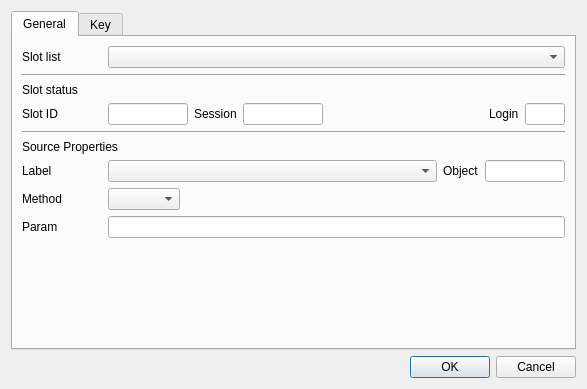
Before: the Qt Designer form CryptokiMan/derive_key_dlg.ui in jykim74/CryptokiMan, drawn with Qt 5.
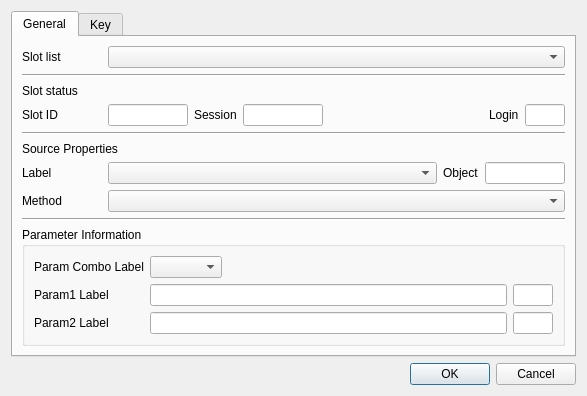
After: the same form once the commit is applied.

Commit message:
C_Derive 파라미터 정보 구조체 지원
ECDH1 AES, DES

Patch:
```diff
--- a/CryptokiMan/derive_key_dlg.ui
+++ b/CryptokiMan/derive_key_dlg.ui
@@ -223,21 +223,12 @@
          <property name="topMargin">
           <number>0</number>
          </property>
-         <item row="0" column="2">
-          <spacer name="horizontalSpacer_2">
-           <property name="orientation">
-            <enum>Qt::Horizontal</enum>
-           </property>
-           <property name="sizeHint" stdset="0">
-            <size>
-             <width>40</width>
-             <height>20</height>
-            </size>
-           </property>
-          </spacer>
-         </item>
          <item row="0" column="1">
-          <widget class="QComboBox" name="mSrcMethodCombo"/>
+          <widget class="QComboBox" name="mSrcMethodCombo">
+           <property name="sizeAdjustPolicy">
+            <enum>QComboBox::AdjustToContentsOnFirstShow</enum>
+           </property>
+          </widget>
          </item>
          <item row="0" column="0">
           <widget class="QLabel" name="label_9">
@@ -261,53 +252,125 @@
         </layout>
        </item>
        <item>
-        <layout class="QGridLayout" name="gridLayout_9">
+        <widget class="Line" name="line_5">
+         <property name="orientation">
+          <enum>Qt::Horizontal</enum>
+         </property>
+        </widget>
+       </item>
+       <item>
+        <widget class="QGroupBox" name="groupBox">
+         <property name="title">
+          <string>Parameter Information</string>
+         </property>
+         <layout class="QVBoxLayout" name="verticalLayout_4">
+          <item>
+           <layout class="QGridLayout" name="gridLayout_10">
          <property name="topMargin">
           <number>0</number>
          </property>
+            <item row="2" column="2">
+             <widget class="QLineEdit" name="mParam2LenText">
+              <property name="minimumSize">
+               <size>
+                <width>40</width>
+                <height>0</height>
+               </size>
+              </property>
+              <property name="maximumSize">
+               <size>
+                <width>40</width>
+                <height>16777215</height>
+               </size>
+              </property>
+             </widget>
+            </item>
+            <item row="2" column="1">
+             <widget class="QLineEdit" name="mParam2Text"/>
+            </item>
+            <item row="1" column="1">
+             <widget class="QLineEdit" name="mParam1Text">
+              <property name="maximumSize">
+               <size>
+                <width>16777215</width>
+                <height>16777215</height>
+               </size>
+              </property>
+             </widget>
+            </item>
+            <item row="2" column="0">
+             <widget class="QLabel" name="mParam2Label">
+              <property name="text">
+               <string>Param2 Label</string>
+              </property>
+             </widget>
+            </item>
+            <item row="1" column="2">
+             <widget class="QLineEdit" name="mParam1LenText">
+              <property name="minimumSize">
+               <size>
+                <width>40</width>
+                <height>0</height>
+               </size>
+              </property>
+              <property name="maximumSize">
+               <size>
+                <width>40</width>
+                <height>16777215</height>
+               </size>
+              </property>
+             </widget>
+            </item>
          <item row="0" column="0">
-          <widget class="QLabel" name="label_10">
+             <widget class="QLabel" name="mParamComboLabel">
+              <property name="text">
+               <string>Param Combo Label</string>
+              </property>
+             </widget>
+            </item>
+            <item row="1" column="0">
+             <widget class="QLabel" name="mParam1Label">
            <property name="minimumSize">
             <size>
-             <width>80</width>
+                <width>0</width>
              <height>0</height>
             </size>
            </property>
            <property name="maximumSize">
             <size>
-             <width>80</width>
+                <width>16777215</width>
              <height>16777215</height>
             </size>
            </property>
            <property name="text">
-            <string>Param</string>
-           </property>
-          </widget>
+               <string>Param1 Label</string>
+              </property>
+             </widget>
+            </item>
+            <item row="0" column="1" colspan="2">
+             <layout class="QGridLayout" name="gridLayout_11">
+              <item row="0" column="0">
+               <widget class="QComboBox" name="mParamCombo"/>
          </item>
          <item row="0" column="1">
-          <widget class="QLineEdit" name="mSrcParamText">
-           <property name="maximumSize">
-            <size>
-             <width>16777215</width>
-             <height>16777215</height>
-            </size>
-           </property>
-          </widget>
-         </item>
-        </layout>
-       </item>
-       <item>
-        <spacer name="verticalSpacer">
+               <spacer name="horizontalSpacer_2">
          <property name="orientation">
-          <enum>Qt::Vertical</enum>
+                 <enum>Qt::Horizontal</enum>
          </property>
          <property name="sizeHint" stdset="0">
           <size>
-           <width>20</width>
-           <height>40</height>
+                  <width>40</width>
+                  <height>20</height>
           </size>
          </property>
         </spacer>
+              </item>
+             </layout>
+            </item>
+           </layout>
+          </item>
+         </layout>
+        </widget>
        </item>
       </layout>
      </widget>
```
Left out of the diff: 1 changed line with no effect on the pictures. Lines whose indentation alone changed are shown as unchanged. The commit also changes 2 other files.
